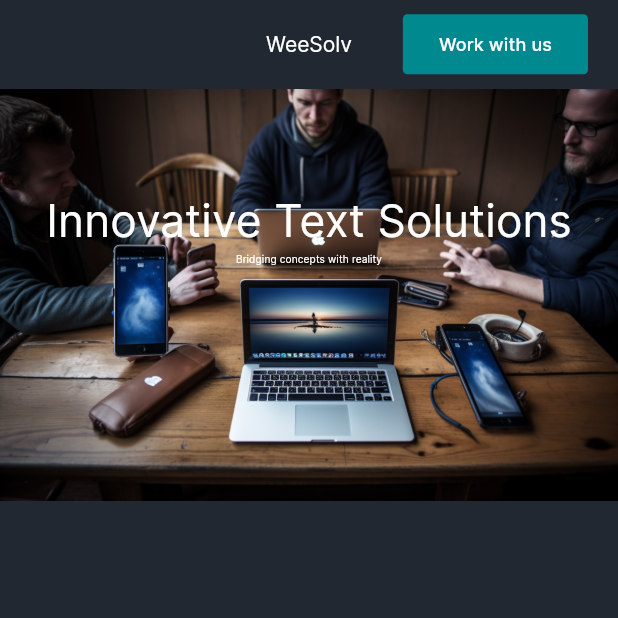
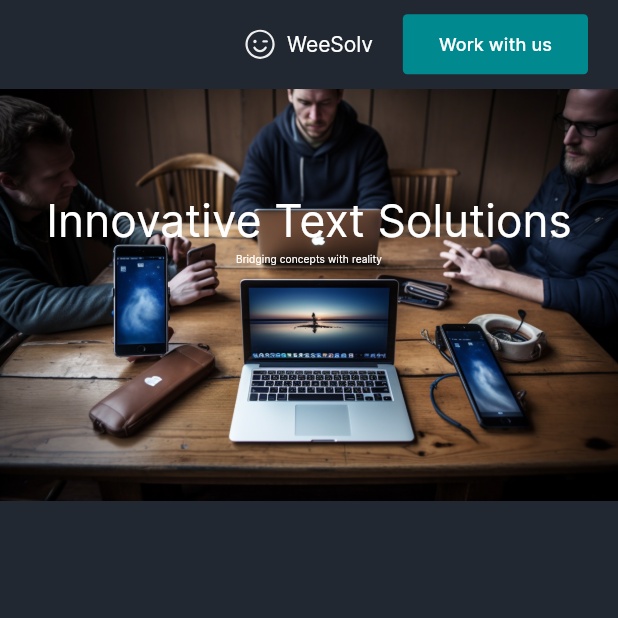
Before and after one commit to WeeSolv/Portfolio, a Flutter app: the screen it shows after launch, after a tap on "Work with us", on a phone screen of 412 x 824 dp, the top half of it. Run offline on Flutter 3.47's test engine with Material 3 defaults, Android fonts, the phone set to English and light mode, and no system bars; our stand-ins replace flutter_svg.

Commit message:
commit - 3

```diff
--- a/lib/main.dart
+++ b/lib/main.dart
@@ -34,9 +34,19 @@ class HomePage extends StatelessWidget {
         scrolledUnderElevation: 0,
         toolbarHeight: 59,
         backgroundColor: CustomTheme().primary,
-        title: const Text(
-          "WeeSolv",
-          style: TextStyle(color: Colors.white, fontSize: 14),
+        title: Row(
+          mainAxisAlignment: MainAxisAlignment.center,
+          mainAxisSize: MainAxisSize.min,
+          children: [
+            CustomTheme().smily,
+            const Padding(
+              padding: EdgeInsets.only(left: 8.0),
+              child: Text(
+                "WeeSolv",
+                style: TextStyle(color: Colors.white, fontSize: 14),
+              ),
+            ),
+          ],
         ),
         centerTitle: true,
         actions: [
--- a/lib/screens/get_started.dart
+++ b/lib/screens/get_started.dart
@@ -11,13 +11,22 @@ class GetStarted extends StatelessWidget {
     return Container(
       alignment:
           Alignment.lerp(Alignment.centerLeft, Alignment.centerRight, 0.2),
-      margin: const EdgeInsets.symmetric(horizontal: 96, vertical: 16),
-      child: Column(
+      margin: EdgeInsets.symmetric(
+          horizontal: MediaQuery.of(context).size.width * 0.1, vertical: 100),
+      child: LayoutBuilder(builder: (context, constraints) {
+        return Column(
           crossAxisAlignment: CrossAxisAlignment.start,
+          mainAxisAlignment: MainAxisAlignment.center,
           children: [
-          const Text("Getting Started",
+            Text("Getting Started",
                 style: TextStyle(
-                  fontSize: 51,
+                    fontSize: (constraints.maxWidth < 700)
+                        ? (constraints.maxWidth < 400)
+                            ? (constraints.maxWidth < 200)
+                                ? 12
+                                : 17
+                            : 25
+                        : 51,
                     color: Colors.white,
                     fontWeight: FontWeight.w700)),
             const CustomTile(
@@ -26,20 +35,20 @@ class GetStarted extends StatelessWidget {
               subtitle:
                   'Create your WeeSolv account to begin your journey with us.',
             ),
-          const Divider(),
+            const Divider(color: Color(0xFF566172)),
             const CustomTile(
               leading: '2',
               title: 'Choose Services',
               subtitle:
                   'Select from a variety of software services tailored to your needs.',
             ),
-          const Divider(),
+            const Divider(color: Color(0xFF566172)),
             const CustomTile(
                 leading: '3',
                 title: 'Enjoy Innovation',
                 subtitle:
                     'Implement our solutions and watch your business transform.'),
-          const Divider(),
+            const Divider(color: Color(0xFF566172)),
             Center(
               child: CustomButton(
                 color: CustomTheme().buttonPurple,
@@ -47,7 +56,8 @@ class GetStarted extends StatelessWidget {
               ),
             )
           ],
-      ),
+        );
+      }),
     );
   }
 }
--- a/lib/utils/from_figma.dart
+++ b/lib/utils/from_figma.dart
@@ -1,4 +1,4 @@
-/// From old figma design(Don't use)
+// From old figma design(Don't use)
 
 // ignore_for_file: avoid_unnecessary_containers
 
--- a/lib/utils/theme.dart
+++ b/lib/utils/theme.dart
@@ -13,7 +13,8 @@ Map<String, dynamic> appAsset = {
   'cloud': 'assets/cloud.svg',
   'message': 'assets/message.svg',
   'backgroundImage': 'assets/hello.png',
-  'buttonPurple': 0xFFA855F7
+  'buttonPurple': 0xFFA855F7,
+  'logo': './assets/logo 2.svg'
 };
 
 class CustomTheme {
@@ -21,6 +22,7 @@ class CustomTheme {
   final Color buttonBlue;
   final Color buttonPurple;
   final String backgroundImage;
+  final SvgPicture logo;
   final SvgPicture smily;
   final SvgPicture camera;
   final SvgPicture box;
@@ -30,6 +32,7 @@ class CustomTheme {
   final SvgPicture cloud;
   CustomTheme._(
       {required this.box,
+      required this.logo,
       required this.backgroundImage,
       required this.message,
       required this.check,
@@ -41,6 +44,11 @@ class CustomTheme {
       required this.camera,
       required this.smily});
   factory CustomTheme._fromJson(Map<String, dynamic> json) => CustomTheme._(
+      logo: SvgPicture.asset(
+        json['logo'],
+        width: 50,
+        height: 50,
+      ),
       backgroundImage: json['backgroundImage'],
       box: SvgPicture.asset(json['box']),
       message: SvgPicture.asset(json['message']),
--- a/lib/widgets/custom_button.dart
+++ b/lib/widgets/custom_button.dart
@@ -1,4 +1,5 @@
 import 'package:flutter/material.dart';
+import 'package:url_launcher/url_launcher.dart';
 
 class CustomButton extends StatelessWidget {
   const CustomButton({super.key, required this.color, required this.text});
@@ -8,7 +9,9 @@ class CustomButton extends StatelessWidget {
   @override
   Widget build(BuildContext context) {
     return FilledButton(
-        onPressed: () {},
+        onPressed: () {
+          launchUrl(Uri.parse('https://forms.gle/La1BoFA2pABjiVAC8'));
+        },
         style: ButtonStyle(
             shape: MaterialStateProperty.resolveWith((states) =>
                 const RoundedRectangleBorder(
--- a/lib/widgets/custom_tile.dart
+++ b/lib/widgets/custom_tile.dart
@@ -20,8 +20,14 @@ class CustomTile extends StatelessWidget {
               width: constraints.maxWidth * 0.3,
               child: Text(
                 leading,
-                style: const TextStyle(
-                    fontSize: 96,
+                style: TextStyle(
+                    fontSize: (constraints.maxWidth < 700)
+                        ? (constraints.maxWidth < 400)
+                            ? (constraints.maxWidth < 200)
+                                ? 12
+                                : 25
+                            : 51
+                        : 96,
                     fontWeight: FontWeight.w700,
                     color: Colors.white),
               ),
--- a/pubspec.yaml
+++ b/pubspec.yaml
@@ -35,6 +35,7 @@ dependencies:
   # Use with the CupertinoIcons class for iOS style icons.
   cupertino_icons: ^1.0.2
   flutter_svg: ^2.0.9
+  url_launcher: ^6.2.4
 
 dev_dependencies:
   flutter_test:
@@ -45,7 +46,7 @@ dev_dependencies:
   # activated in the `analysis_options.yaml` file located at the root of your
   # package. See that file for information about deactivating specific lint
   # rules and activating additional ones.
-  flutter_lints: ^2.0.0
+  flutter_lints: ^3.0.1
 
 # For information on the generic Dart part of this file, see the
 # following page: https://dart.dev/tools/pub/pubspec
@@ -67,6 +68,8 @@ flutter:
     - assets/check.svg
     - assets/cloud.svg
     - assets/message.svg
+    - assets/logo.svg
+    - assets/logo 2.svg
 
   fonts:
     - family: Inter
```
Also changed, not shown: assets/logo 2.svg (added), assets/logo.svg (added), pubspec.lock, 3 other files. Lines whose indentation alone changed are shown as unchanged.
